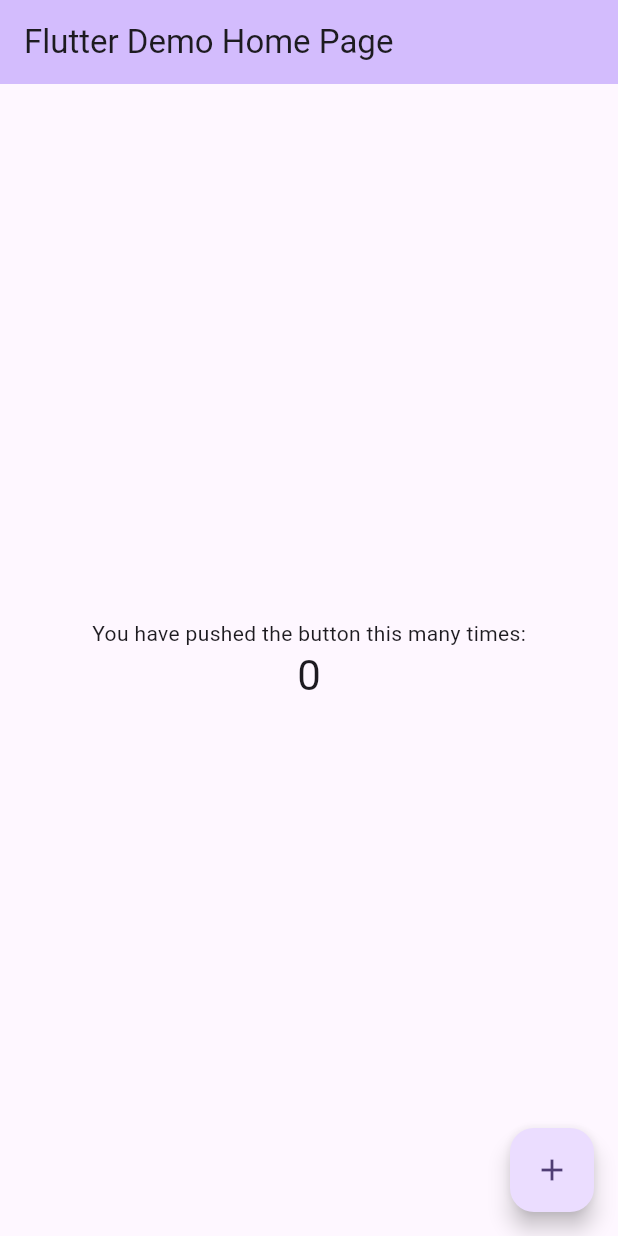
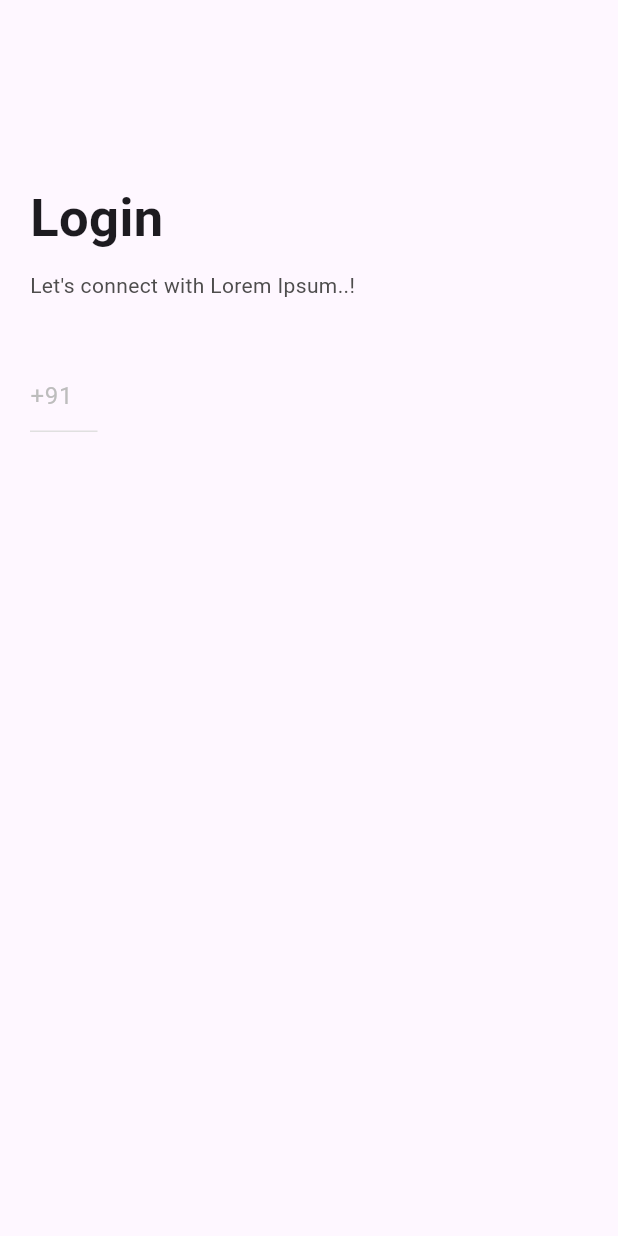
Before and after one commit to AndersonCorreya/Product-Listing-App, a Flutter app: the screen it shows after launch, on a phone screen of 412 x 824 dp. Run offline on Flutter 3.47's test engine with Material 3 defaults, Android fonts, the phone set to English and light mode, and no system bars; our stand-ins replace flutter_bloc.

Commit message:
folder structure +  started login page

```diff
--- /dev/null
+++ b/lib/features/auth/presentation/pages/login_page.dart
@@ -0,0 +1,34 @@
+import 'package:flutter/material.dart';
+import 'package:product_listing_app/features/widgets/bottom_border_textfield.dart';
+import 'package:flutter_bloc/flutter_bloc.dart';
+
+class LoginPage extends StatelessWidget {
+  const LoginPage({super.key});
+
+  @override
+  Widget build(BuildContext context) {
+    return Scaffold(
+      body: Padding(
+        padding: EdgeInsets.all(20.0),
+        child: Column(
+          crossAxisAlignment: CrossAxisAlignment.start,
+          children: [
+            const SizedBox(height: 100),
+            Text(
+              'Login',
+              style: TextStyle(fontSize: 35, fontWeight: FontWeight.bold),
+            ),
+            const SizedBox(height: 10),
+            Text(
+              "Let's connect with Lorem Ipsum..!",
+              style: TextStyle(fontSize: 14, color: Color(0xFF4E4D4D)),
+            ),
+            const SizedBox(height: 40),
+
+            Row(children: [BottomBorderTextField(hintText: '+91', width: 45)]),
+          ],
+        ),
+      ),
+    );
+  }
+}
--- /dev/null
+++ b/lib/features/widgets/bottom_border_textfield.dart
@@ -0,0 +1,81 @@
+import 'package:flutter/material.dart';
+
+class BottomBorderTextField extends StatelessWidget {
+  final String? hintText;
+  final TextEditingController? controller;
+  final TextInputType? keyboardType;
+  final ValueChanged<String>? onChanged;
+  final ValueChanged<String>? onSubmitted;
+  final bool obscureText;
+  final Widget? prefixIcon;
+  final Widget? suffixIcon;
+  final bool enabled;
+  final int? maxLines;
+  final String? Function(String?)? validator;
+  final FocusNode? focusNode;
+  final double? width;
+  const BottomBorderTextField({
+    Key? key,
+    this.hintText,
+    this.controller,
+    this.keyboardType,
+    this.onChanged,
+    this.onSubmitted,
+    this.obscureText = false,
+    this.prefixIcon,
+    this.suffixIcon,
+    this.enabled = true,
+    this.maxLines = 1,
+    this.validator,
+    this.focusNode,
+    this.width,
+  }) : super(key: key);
+
+  @override
+  Widget build(BuildContext context) {
+    return SizedBox(
+      height: 48,
+      width: width,
+      child: TextFormField(
+        controller: controller,
+        keyboardType: keyboardType,
+        onChanged: onChanged,
+        onFieldSubmitted: onSubmitted,
+        obscureText: obscureText,
+        enabled: enabled,
+        maxLines: maxLines,
+        validator: validator,
+        focusNode: focusNode,
+        style: const TextStyle(fontSize: 16, color: Colors.black87),
+        decoration: InputDecoration(
+          hintText: hintText,
+          hintStyle: TextStyle(fontSize: 16, color: Colors.grey[400]),
+          prefixIcon: prefixIcon,
+          suffixIcon: suffixIcon,
+          contentPadding: const EdgeInsets.symmetric(
+            vertical: 12,
+            horizontal: 0,
+          ),
+          border: const UnderlineInputBorder(
+            borderSide: BorderSide(color: Color(0xFFE0E0E0), width: 1.0),
+          ),
+          enabledBorder: const UnderlineInputBorder(
+            borderSide: BorderSide(color: Color(0xFFE0E0E0), width: 1.0),
+          ),
+          focusedBorder: const UnderlineInputBorder(
+            borderSide: BorderSide(color: Color(0xFF2196F3), width: 2.0),
+          ),
+          disabledBorder: const UnderlineInputBorder(
+            borderSide: BorderSide(color: Color(0xFFBDBDBD), width: 1.0),
+          ),
+          errorBorder: const UnderlineInputBorder(
+            borderSide: BorderSide(color: Colors.red, width: 1.0),
+          ),
+          focusedErrorBorder: const UnderlineInputBorder(
+            borderSide: BorderSide(color: Colors.red, width: 2.0),
+          ),
+        ),
+      ),
+    );
+  }
+}
--- a/lib/main.dart
+++ b/lib/main.dart
@@ -1,4 +1,5 @@
 import 'package:flutter/material.dart';
+import 'package:product_listing_app/features/auth/presentation/pages/login_page.dart';
 
 void main() {
   runApp(const MyApp());
@@ -30,93 +31,8 @@
         // tested with just a hot reload.
         colorScheme: ColorScheme.fromSeed(seedColor: Colors.deepPurple),
       ),
-      home: const MyHomePage(title: 'Flutter Demo Home Page'),
+      home: const LoginPage(),
+      debugShowCheckedModeBanner: false,
     );
   }
 }
-
-class MyHomePage extends StatefulWidget {
-  const MyHomePage({super.key, required this.title});
-
-  // This widget is the home page of your application. It is stateful, meaning
-  // that it has a State object (defined below) that contains fields that affect
-  // how it looks.
-
-  // This class is the configuration for the state. It holds the values (in this
-  // case the title) provided by the parent (in this case the App widget) and
-  // used by the build method of the State. Fields in a Widget subclass are
-  // always marked "final".
-
-  final String title;
-
-  @override
-  State<MyHomePage> createState() => _MyHomePageState();
-}
-
-class _MyHomePageState extends State<MyHomePage> {
-  int _counter = 0;
-
-  void _incrementCounter() {
-    setState(() {
-      // This call to setState tells the Flutter framework that something has
-      // changed in this State, which causes it to rerun the build method below
-      // so that the display can reflect the updated values. If we changed
-      // _counter without calling setState(), then the build method would not be
-      // called again, and so nothing would appear to happen.
-      _counter++;
-    });
-  }
-
-  @override
-  Widget build(BuildContext context) {
-    // This method is rerun every time setState is called, for instance as done
-    // by the _incrementCounter method above.
-    //
-    // The Flutter framework has been optimized to make rerunning build methods
-    // fast, so that you can just rebuild anything that needs updating rather
-    // than having to individually change instances of widgets.
-    return Scaffold(
-      appBar: AppBar(
-        // TRY THIS: Try changing the color here to a specific color (to
-        // Colors.amber, perhaps?) and trigger a hot reload to see the AppBar
-        // change color while the other colors stay the same.
-        backgroundColor: Theme.of(context).colorScheme.inversePrimary,
-        // Here we take the value from the MyHomePage object that was created by
-        // the App.build method, and use it to set our appbar title.
-        title: Text(widget.title),
-      ),
-      body: Center(
-        // Center is a layout widget. It takes a single child and positions it
-        // in the middle of the parent.
-        child: Column(
-          // Column is also a layout widget. It takes a list of children and
-          // arranges them vertically. By default, it sizes itself to fit its
-          // children horizontally, and tries to be as tall as its parent.
-          //
-          // Column has various properties to control how it sizes itself and
-          // how it positions its children. Here we use mainAxisAlignment to
-          // center the children vertically; the main axis here is the vertical
-          // axis because Columns are vertical (the cross axis would be
-          // horizontal).
-          //
-          // TRY THIS: Invoke "debug painting" (choose the "Toggle Debug Paint"
-          // action in the IDE, or press "p" in the console), to see the
-          // wireframe for each widget.
-          mainAxisAlignment: MainAxisAlignment.center,
-          children: <Widget>[
-            const Text('You have pushed the button this many times:'),
-            Text(
-              '$_counter',
-              style: Theme.of(context).textTheme.headlineMedium,
-            ),
-          ],
-        ),
-      ),
-      floatingActionButton: FloatingActionButton(
-        onPressed: _incrementCounter,
-        tooltip: 'Increment',
-        child: const Icon(Icons.add),
-      ), // This trailing comma makes auto-formatting nicer for build methods.
-    );
-  }
-}
```
Also changed, not shown: pubspec.yaml (+16 -0 lines), pubspec.lock, 15 other files.
